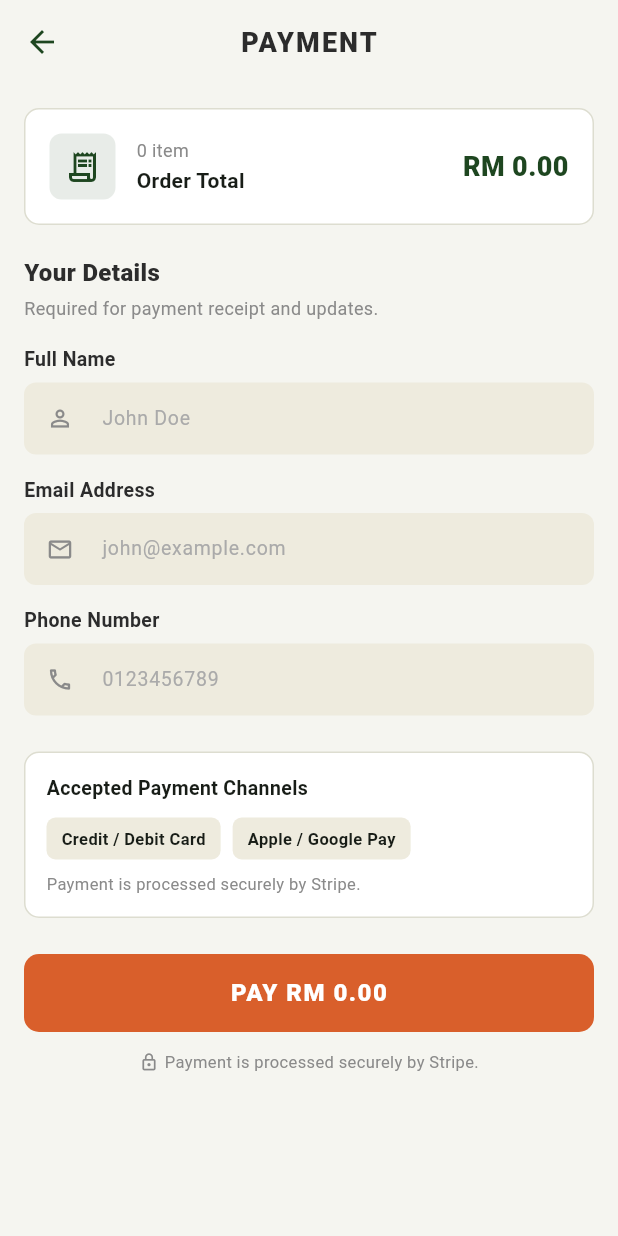
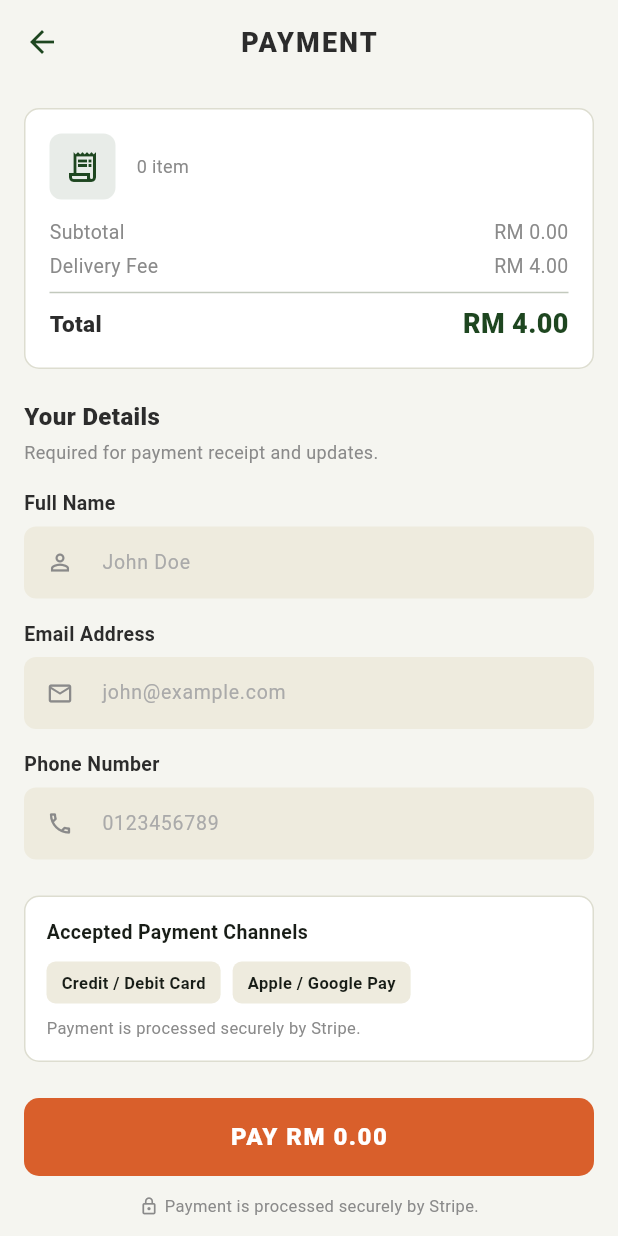
Before and after one commit to W-Hin/Nutrition-Based-Meal-Ordering-App, a Flutter app: the _CheckoutView screen opened directly, after a tap on "PLACE DELIVERY ORDER", on a phone screen of 412 x 824 dp. Run offline on Flutter 3.47's test engine with Material 3 defaults, Android fonts, the phone set to English and light mode, and no system bars; our stand-ins replace dio, fl_chart, flutter_map, image_picker, latlong2, supabase_flutter; missing offline and left inert: flutter_stripe; accounts and stored records are empty.

```diff
--- a/lib/model/order_model.dart
+++ b/lib/model/order_model.dart
@@ -20,6 +20,7 @@ class OrderModel {
   final double subtotal;
   final double serviceFee;
   final OrderType orderType;
+  final double deliveryFee;
   OrderStatus status;
 
   OrderModel({
@@ -35,10 +36,11 @@ class OrderModel {
     required this.subtotal,
     required this.serviceFee,
     required this.orderType,
+    required this.deliveryFee,
     this.status = OrderStatus.submitted,
   });
 
-  double get total => subtotal + serviceFee;
+  double get total => subtotal + serviceFee + deliveryFee;
 
   bool get isCancellable => status == OrderStatus.submitted;
 
--- a/lib/service/order_service.dart
+++ b/lib/service/order_service.dart
@@ -16,6 +16,7 @@ class OrderService {
       'to_address':     order.toAddress,
       'subtotal':       order.subtotal,
       'service_fee':    order.serviceFee,
+      'delivery_fee':   order.deliveryFee,
       'payment_method': order.paymentMethod,
     })
         .select('order_id')
--- a/lib/view/pages/checkout.dart
+++ b/lib/view/pages/checkout.dart
@@ -75,6 +75,7 @@ class _CheckoutView extends StatelessWidget {
                 MaterialPageRoute(
                   builder: (_) => PaymentPage(
                     checkoutCtrl: context.read<CheckoutController>(),
+                    deliveryFee: ctrl.deliveryFee,
                   ),
                 ),
               );
--- a/lib/view/pages/payment.dart
+++ b/lib/view/pages/payment.dart
@@ -11,21 +11,24 @@ import 'order_details.dart';
 
 class PaymentPage extends StatelessWidget {
   final CheckoutController checkoutCtrl;
+  final double deliveryFee;
 
-  const PaymentPage({super.key, required this.checkoutCtrl});
+  const PaymentPage({super.key, required this.checkoutCtrl, required this.deliveryFee});
 
   @override
   Widget build(BuildContext context) {
     return ChangeNotifierProvider(
       create: (_) => PaymentController(),
-      child: _PaymentView(checkoutCtrl: checkoutCtrl),
+      child: _PaymentView(checkoutCtrl: checkoutCtrl, deliveryFee: deliveryFee),
     );
   }
 }
 
 class _PaymentView extends StatelessWidget {
   final CheckoutController checkoutCtrl;
-  const _PaymentView({required this.checkoutCtrl});
+  final double deliveryFee;
+
+  const _PaymentView({required this.checkoutCtrl, required this.deliveryFee});
 
   static const _green = Color(0xFF1E4620);
   static const _terracotta = Color(0xFFD95F2B);
@@ -35,6 +38,8 @@ class _PaymentView extends StatelessWidget {
   Widget build(BuildContext context) {
     final ctrl = context.watch<PaymentController>();
     final cart = context.watch<CartController>();
+
+    final grandTotal = cart.total + deliveryFee;
 
     return Scaffold(
       backgroundColor: _bg,
@@ -61,9 +66,12 @@ class _PaymentView extends StatelessWidget {
         child: Column(
           crossAxisAlignment: CrossAxisAlignment.start,
           children: [
+
             _OrderSummaryCard(
-              total: cart.total,
-              itemCount: cart.totalItemCount,
+              subtotal:    cart.total,
+              deliveryFee: deliveryFee,
+              grandTotal:  grandTotal,
+              itemCount:   cart.totalItemCount,
             ),
             const SizedBox(height: 20),
 
@@ -150,7 +158,7 @@ class _PaymentView extends StatelessWidget {
               child: ElevatedButton(
                 onPressed: ctrl.status == PaymentStatus.loading
                     ? null
-                    : () => _handlePay(context, ctrl, cart),
+                    : () => _handlePay(context, ctrl, cart, grandTotal),
                 style: ElevatedButton.styleFrom(
                   backgroundColor: _terracotta,
                   foregroundColor: Colors.white,
@@ -202,40 +210,40 @@ class _PaymentView extends StatelessWidget {
       BuildContext context,
       PaymentController ctrl,
       CartController cart,
+      double grandTotal,
       ) async {
     final payment = PaymentModel(
       billName:        'Food Order',
       billDescription: 'Order from NuBurn',
-      amount:          cart.total,
+      amount:          grandTotal,
       userName:        ctrl.nameCtrl.text.trim(),
       userEmail:       ctrl.emailCtrl.text.trim(),
       userPhone:       ctrl.phoneCtrl.text.trim(),
     );
 
     final success = await ctrl.processPayment(payment);
-
     if (!context.mounted) return;
 
     if (success) {
       final isDelivery = checkoutCtrl.activeTab == CheckoutTab.delivery;
 
       context.read<OrderController>().placeOrder(
-        cartItems:  cart.items.toList(),
-        subtotal:   cart.subtotal,
-        serviceFee: cart.serviceFee,
-        orderType:  isDelivery ? OrderType.delivery : OrderType.selfCollect,
-        toName:     isDelivery
+        cartItems:   cart.items.toList(),
+        subtotal:    cart.subtotal,
+        serviceFee:  cart.serviceFee,
+        deliveryFee: deliveryFee,
+        orderType:   isDelivery ? OrderType.delivery : OrderType.selfCollect,
+        toName:      isDelivery
             ? checkoutCtrl.deliveryAddress.name
             : 'NuBurn - Tanjung Burma',
-        toPhone:    isDelivery ? checkoutCtrl.deliveryAddress.phone : '',
-        toAddress:  isDelivery
+        toPhone:     isDelivery ? checkoutCtrl.deliveryAddress.phone : '',
+        toAddress:   isDelivery
             ? checkoutCtrl.deliveryAddress.address
             : '1-2-32, Medan Kampung Miao 2, Bulit Gelugor 21',
       );
 
       cart.clearCart();
       await _showPaymentSuccessDialog(context);
-
     } else if (ctrl.status == PaymentStatus.failed) {
       Navigator.push(
         context,
@@ -335,10 +343,17 @@ class _PaymentView extends StatelessWidget {
 }
 
 class _OrderSummaryCard extends StatelessWidget {
-  final double total;
+  final double subtotal;
+  final double deliveryFee;
+  final double grandTotal;
   final int itemCount;
 
-  const _OrderSummaryCard({required this.total, required this.itemCount});
+  const _OrderSummaryCard({
+    required this.subtotal,
+    required this.deliveryFee,
+    required this.grandTotal,
+    required this.itemCount,
+  });
 
   @override
   Widget build(BuildContext context) {
@@ -349,7 +364,9 @@ class _OrderSummaryCard extends StatelessWidget {
         borderRadius: BorderRadius.circular(10),
         border: Border.all(color: const Color(0xFFDDDDD0)),
       ),
-      child: Row(
+      child: Column(
+        children: [
+          Row(
             children: [
               Container(
                 padding: const EdgeInsets.all(10),
@@ -365,31 +382,48 @@ class _OrderSummaryCard extends StatelessWidget {
               ),
               const SizedBox(width: 14),
               Expanded(
-            child: Column(
-              crossAxisAlignment: CrossAxisAlignment.start,
-              children: [
-                Text(
+                child: Text(
                   '$itemCount item${itemCount > 1 ? 's' : ''}',
-                  style: const TextStyle(
-                    fontSize: 12,
-                    color: Color(0xFF8A8A8A),
+                  style: const TextStyle(fontSize: 12, color: Color(0xFF8A8A8A)),
                 ),
-                ),
-                const SizedBox(height: 2),
-                const Text(
-                  'Order Total',
-                  style: TextStyle(fontWeight: FontWeight.w600, fontSize: 14),
               ),
             ],
           ),
+          const SizedBox(height: 12),
+          // Subtotal row
+          Row(
+            mainAxisAlignment: MainAxisAlignment.spaceBetween,
+            children: [
+              const Text('Subtotal', style: TextStyle(fontSize: 13, color: Color(0xFF8A8A8A))),
+              Text('RM ${subtotal.toStringAsFixed(2)}',
+                  style: const TextStyle(fontSize: 13, color: Color(0xFF8A8A8A))),
+            ],
           ),
-          Text(
-            'RM ${total.toStringAsFixed(2)}',
-            style: const TextStyle(
-              fontWeight: FontWeight.w800,
-              fontSize: 18,
-              color: Color(0xFF1E4620),
+          // Delivery fee row — only show if applicable
+          if (deliveryFee > 0) ...[
+            const SizedBox(height: 4),
+            Row(
+              mainAxisAlignment: MainAxisAlignment.spaceBetween,
+              children: [
+                const Text('Delivery Fee',
+                    style: TextStyle(fontSize: 13, color: Color(0xFF8A8A8A))),
+                Text('RM ${deliveryFee.toStringAsFixed(2)}',
+                    style: const TextStyle(fontSize: 13, color: Color(0xFF8A8A8A))),
+              ],
             ),
+          ],
+          const Divider(height: 16),
+          // Grand total
+          Row(
+            mainAxisAlignment: MainAxisAlignment.spaceBetween,
+            children: [
+              const Text('Total',
+                  style: TextStyle(fontWeight: FontWeight.w800,
+                      fontSize: 15, color: Color(0xFF2C2C2C))),
+              Text('RM ${grandTotal.toStringAsFixed(2)}',
+                  style: const TextStyle(fontWeight: FontWeight.w800,
+                      fontSize: 18, color: Color(0xFF1E4620))),
+            ],
           ),
         ],
       ),
--- a/lib/view/widgets/meal_card.dart
+++ b/lib/view/widgets/meal_card.dart
@@ -134,7 +134,7 @@ class MealCard extends StatelessWidget {
                           itemType: 'preset',
                           name:     meal.name,
                           price:    meal.price,
-                          addOns:   [],
+                          addOns:   const <String>[],
                           imageUrl: meal.imageUrl,
                           quantity: 1,
                         ));
```
Also changed, not shown: lib/controller/cart_controller.dart (+40 -12 lines), lib/controller/order_controller.dart (+8 -10 lines), lib/model/cart_item.dart (+5 -3 lines), lib/service/cart_service.dart (+21 -0 lines). Lines whose indentation alone changed are shown as unchanged.
